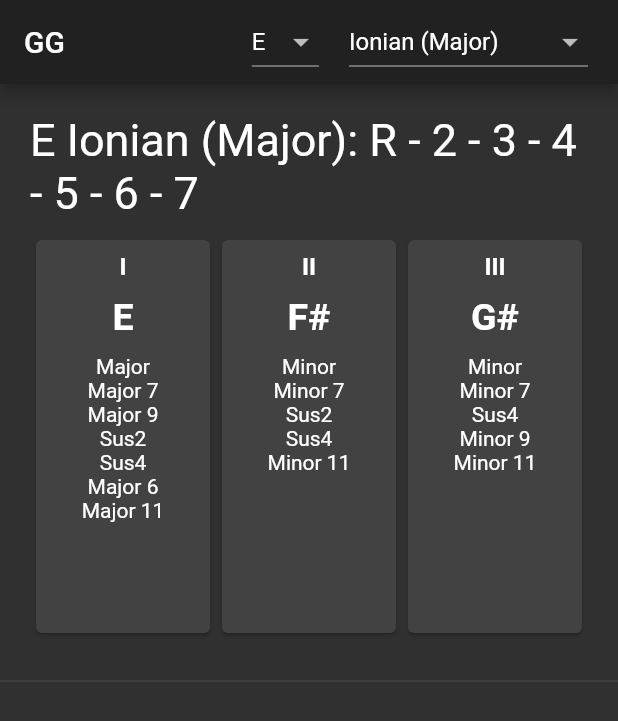
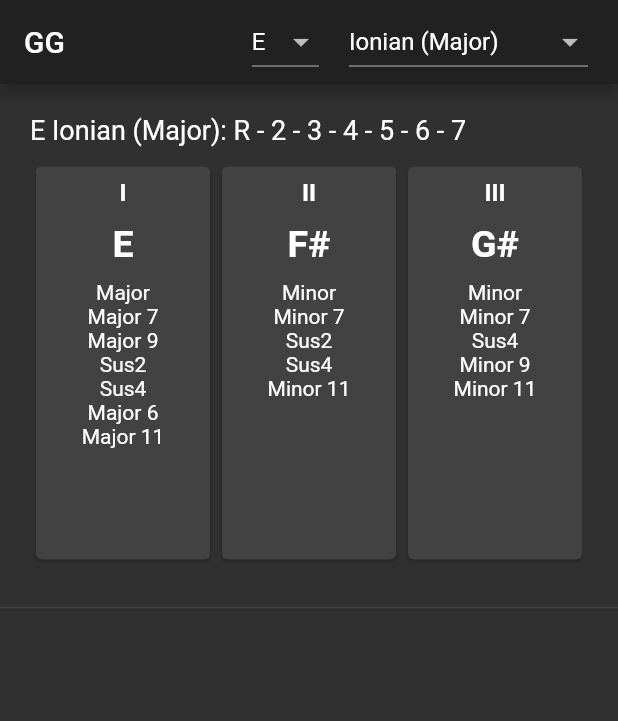
Before and after one commit to EricBichara/GuitarGuide, a Flutter app: the screen it shows after launch, on a phone screen of 412 x 824 dp. Shown: the top 721 px of the screen. Run offline on Flutter 3.47's test engine with Material 2 defaults, Android fonts, the phone set to English and light mode, and no system bars; our stand-ins replace flutter_platform_widgets, get_it.

Commit message:
styling fixes added two chords

```diff
--- a/lib/core/my_styles.dart
+++ b/lib/core/my_styles.dart
@@ -2,5 +2,5 @@ import 'package:flutter/cupertino.dart';
 
 class MyStyles{
 
- static const header = TextStyle(fontSize: 30);
+ static const header = TextStyle(fontSize: 18);
 }
--- a/lib/core/notes.dart
+++ b/lib/core/notes.dart
@@ -40,8 +40,10 @@ class Notes {
       'Dominant': convertScale([Note.root, Note.M3, Note.p5, Note.b7]),
       'Diminished': convertScale([Note.root, Note.b5, Note.b7]),
       'Minor 7': convertScale([Note.root, Note.b3, Note.p5, Note.b7]),
+      'Minor 7b5': convertScale([Note.root, Note.b3, Note.b5, Note.b7]),
       'Major 7': convertScale([Note.root, Note.M3, Note.p5, Note.M7]),
       'Major 7b5': convertScale([Note.root, Note.M3, Note.b5, Note.M7]),
+      'Major 7#5': convertScale([Note.root, Note.M3, Note.b6, Note.M7]),
       'Major 9': convertScale([Note.root, Note.M3, Note.p5, Note.M2]),
       'Sus2': convertScale([Note.root, Note.M2, Note.p5]),
       'Sus4': convertScale([Note.root, Note.p4, Note.p5]),
--- a/lib/widgets/chord_progression.dart
+++ b/lib/widgets/chord_progression.dart
@@ -1,4 +1,3 @@
-
 import 'package:flutter/material.dart';
 import 'package:guitar_guide/core/my_styles.dart';
 import 'package:guitar_guide/core/notes.dart';
@@ -23,6 +22,7 @@ class _ChordProgressionState extends State<ChordProgression> {
   List<String> keysForScale = [];
   List<String> scaleTone = ['I', 'II', 'III', 'IV', 'V', 'VI', 'VII'];
   String selectedChord;
+  String selectedChordKey;
 
   @override
   void didUpdateWidget(covariant ChordProgression oldWidget) {
@@ -35,6 +35,7 @@ class _ChordProgressionState extends State<ChordProgression> {
 
   void selectChord(String chord, String key) {
     selectedChord = chord;
+    selectedChordKey = key;
     widget.selectChordCallback(chord, key);
   }
 
@@ -56,7 +57,9 @@ class _ChordProgressionState extends State<ChordProgression> {
             '${widget.scaleKey} ${widget.selectedScale.key}: ${notes.getScaleFormula(widget.selectedScale.value, false)}',
             style: MyStyles.header,
           ),
-          SizedBox(height: 10,),
+          SizedBox(
+            height: 10,
+          ),
           Container(
             height: 270,
             width: double.infinity,
@@ -103,8 +106,12 @@ class _ChordProgressionState extends State<ChordProgression> {
                                     chords[index][innerIndex].keys.first,
                                     textAlign: TextAlign.center,
                                     style: TextStyle(
-                                      fontWeight: chords[index][innerIndex].keys.first == selectedChord ? FontWeight.bold : FontWeight.normal,
-                                      color: chords[index][innerIndex].keys.first == selectedChord ? Colors.blue.shade300 : Colors.white,
+                                      fontWeight: chords[index][innerIndex].keys.first == selectedChord && keysForScale[index] == selectedChordKey
+                                          ? FontWeight.bold
+                                          : FontWeight.normal,
+                                      color: chords[index][innerIndex].keys.first == selectedChord && keysForScale[index] == selectedChordKey
+                                          ? Colors.blue.shade300
+                                          : Colors.white,
                                     ),
                                   ),
                                 );
```
Also changed, not shown: lib/widgets/board.dart (+27 -15 lines).
